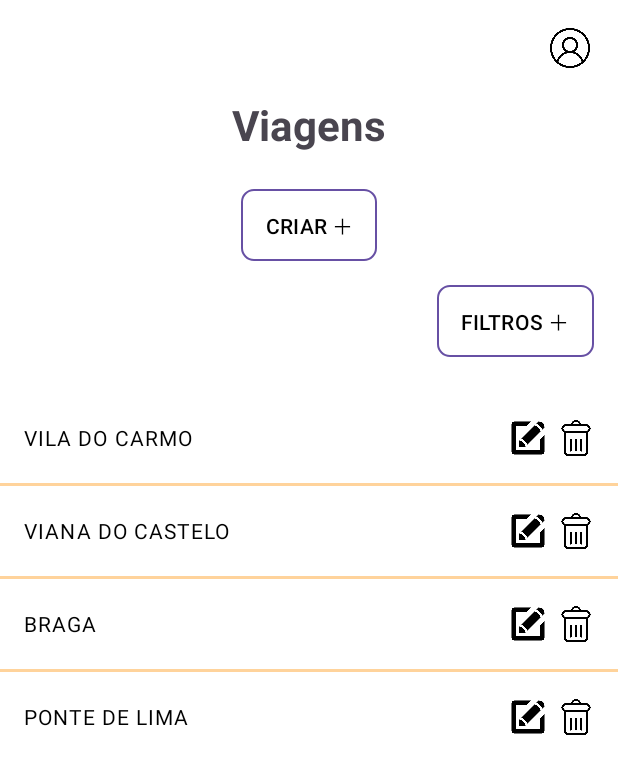
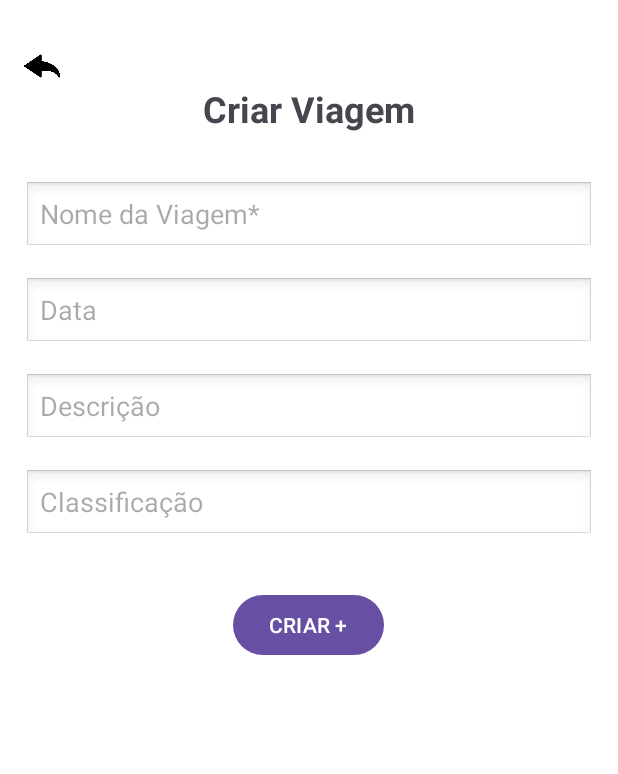
Before and after one commit to t2ne/tripsync, an Android app: the HomeActivity screen opened directly, with no data from a screen before it, after a tap on "CRIAR ＋", on a phone screen of 412 x 824 dp. Shown: the top 774 px of the screen. Run offline under Robolectric (Android 15) with nearby library versions, the phone set to English and light mode, and no system bars.

Commit message:
introslider,registo feito,editar perfil,criar mais fix

```diff
--- /dev/null
+++ b/app/src/main/java/com/example/tripsync/CriarViagemActivity.kt
@@ -0,0 +1,37 @@
+package com.example.tripsync
+
+import android.app.Activity
+import android.content.Intent
+import android.os.Bundle
+import android.widget.*
+import androidx.appcompat.app.AppCompatActivity
+
+class CriarViagemActivity : AppCompatActivity() {
+    override fun onCreate(savedInstanceState: Bundle?) {
+        super.onCreate(savedInstanceState)
+        setContentView(R.layout.activity_criar_viagem)
+
+        val backButton = findViewById<ImageView>(R.id.btnBack)
+        val btnCriarViagem = findViewById<Button>(R.id.btnCriarViagem)
+        val nomeViagemInput = findViewById<EditText>(R.id.etNome)
+
+        // Voltar ao clicar no botão voltar
+        backButton.setOnClickListener {
+            finish()
+        }
+
+        // Enviar nome da viagem para HomeActivity
+        btnCriarViagem.setOnClickListener {
+            val nomeViagem = nomeViagemInput.text.toString()
+
+            if (nomeViagem.isNotBlank()) {
+                val intent = Intent()
+                intent.putExtra("NOVA_VIAGEM", nomeViagem)
+                setResult(Activity.RESULT_OK, intent)
+                finish()
+            } else {
+                nomeViagemInput.error = "Insere o nome da viagem"
+            }
+        }
+    }
+}
--- a/app/src/main/java/com/example/tripsync/HomeActivity.kt
+++ b/app/src/main/java/com/example/tripsync/HomeActivity.kt
@@ -9,7 +9,7 @@ import androidx.appcompat.app.AppCompatActivity
 class HomeActivity : AppCompatActivity() {
 
     private lateinit var viagensListView: ListView
-    private val viagens = listOf("Vila do Carmo", "Viana do Castelo", "Braga", "Ponte de Lima")
+    private val viagens = mutableListOf("Vila do Carmo", "Viana do Castelo", "Braga", "Ponte de Lima")
 
     override fun onCreate(savedInstanceState: Bundle?) {
         super.onCreate(savedInstanceState)
@@ -19,13 +19,32 @@ class HomeActivity : AppCompatActivity() {
         val adapter = ViagemAdapter()
         viagensListView.adapter = adapter
 
+        // Botão CRIAR
         findViewById<Button>(R.id.btnCriar).setOnClickListener {
             Toast.makeText(this, "Criar nova viagem", Toast.LENGTH_SHORT).show()
         }
-
+        // Botão CRIAR
+        findViewById<Button>(R.id.btnCriar).setOnClickListener {
+            Toast.makeText(this, "Criar nova viagem", Toast.LENGTH_SHORT).show()
+        }
+        // Botão FILTROS
         findViewById<Button>(R.id.btnFiltros).setOnClickListener {
             Toast.makeText(this, "Abrir filtros", Toast.LENGTH_SHORT).show()
         }
+
+        // Botão CRIAR abre a CriarViagemActivity
+        findViewById<Button>(R.id.btnCriar).setOnClickListener {
+            val intent = Intent(this, CriarViagemActivity::class.java)
+            startActivity(intent)
+        }
+
+        val profileIcon = findViewById<ImageView>(R.id.profileIcon)
+        profileIcon.setOnClickListener {
+            Toast.makeText(this, "Ícone de perfil clicado!", Toast.LENGTH_SHORT).show()
+            val intent = Intent(this, EditarPerfilActivity::class.java)
+            startActivity(intent)
+        }
+
     }
 
     inner class ViagemAdapter : BaseAdapter() {
--- /dev/null
+++ b/app/src/main/res/layout/activity_criar_viagem.xml
@@ -0,0 +1,75 @@
+<?xml version="1.0" encoding="utf-8"?>
+<RelativeLayout xmlns:android="http://schemas.android.com/apk/res/android"
+    android:layout_width="match_parent"
+    android:layout_height="match_parent"
+    android:padding="16dp"
+    android:background="#FFFFFF">
+
+    <!-- Botão voltar -->
+    <ImageView
+        android:id="@+id/btnBack"
+        android:layout_width="24dp"
+        android:layout_height="24dp"
+        android:layout_marginTop="16dp"
+        android:layout_gravity="start|top"
+        android:contentDescription="Voltar"
+        android:src="@drawable/back" />
+
+    <!-- Título -->
+    <TextView
+        android:id="@+id/titleText"
+        android:layout_width="wrap_content"
+        android:layout_height="wrap_content"
+        android:text="Criar Viagem"
+        android:textSize="24sp"
+        android:textStyle="bold"
+        android:layout_centerHorizontal="true"
+        android:layout_marginTop="40dp" />
+
+    <!-- Campos -->
+    <EditText
+        android:id="@+id/etNome"
+        android:layout_width="match_parent"
+        android:layout_height="wrap_content"
+        android:hint="Nome da Viagem*"
+        android:layout_below="@id/titleText"
+        android:layout_marginTop="32dp"
+        android:background="@android:drawable/edit_text" />
+
+    <EditText
+        android:id="@+id/etData"
+        android:layout_width="match_parent"
+        android:layout_height="wrap_content"
+        android:hint="Data"
+        android:layout_below="@id/etNome"
+        android:layout_marginTop="16dp"
+        android:background="@android:drawable/edit_text" />
+
+    <EditText
+        android:id="@+id/etDescricao"
+        android:layout_width="match_parent"
+        android:layout_height="wrap_content"
+        android:hint="Descrição"
+        android:layout_below="@id/etData"
+        android:layout_marginTop="16dp"
+        android:background="@android:drawable/edit_text" />
+
+    <EditText
+        android:id="@+id/etClassificacao"
+        android:layout_width="match_parent"
+        android:layout_height="wrap_content"
+        android:hint="Classificação"
+        android:layout_below="@id/etDescricao"
+        android:layout_marginTop="16dp"
+        android:background="@android:drawable/edit_text" />
+
+    <!-- Botão CRIAR -->
+    <Button
+        android:id="@+id/btnCriarViagem"
+        android:layout_width="wrap_content"
+        android:layout_height="wrap_content"
+        android:text="CRIAR +"
+        android:layout_centerHorizontal="true"
+        android:layout_below="@id/etClassificacao"
+        android:layout_marginTop="32dp" />
+</RelativeLayout>
--- a/app/src/main/res/layout/activity_home.xml
+++ b/app/src/main/res/layout/activity_home.xml
@@ -1,4 +1,3 @@
-<?xml version="1.0" encoding="utf-8"?>
 <RelativeLayout xmlns:android="http://schemas.android.com/apk/res/android"
     android:layout_width="match_parent"
     android:layout_height="match_parent"
@@ -11,20 +10,24 @@
         android:layout_height="32dp"
         android:layout_alignParentTop="true"
         android:layout_alignParentEnd="true"
-        android:layout_margin="16dp"
+        android:layout_marginEnd="16dp"
+        android:layout_marginTop="48dp"
         android:src="@drawable/perfil"
         android:contentDescription="Perfil" />
 
-    <!-- Título -->
+    <!-- Título Viagens -->
     <TextView
         android:id="@+id/viagensTitle"
         android:layout_width="wrap_content"
         android:layout_height="wrap_content"
-        android:text="Viagens"
+        android:layout_below="@id/profileIcon"
+        android:layout_centerHorizontal="true"
+        android:layout_marginTop="16dp"
+         android:text="Viagens"
         android:textSize="28sp"
-        android:textStyle="bold"
-        android:layout_centerHorizontal="true"
-        android:layout_marginTop="64dp" />
+        android:textStyle="bold" />
+
+    <!-- Botão CRIAR -->
     <Button
         android:id="@+id/btnCriar"
         android:layout_width="wrap_content"
@@ -34,11 +37,12 @@
         android:paddingHorizontal="16dp"
         android:paddingVertical="8dp"
         android:layout_below="@id/viagensTitle"
-        android:layout_marginTop="24dp"
         android:layout_centerHorizontal="true"
         android:background="@drawable/border_button"
-        android:textAllCaps="false" />
+        android:textAllCaps="false"
+        android:layout_marginTop="32dp" />
 
+    <!-- Botão FILTROS -->
     <Button
         android:id="@+id/btnFiltros"
         android:layout_width="wrap_content"
@@ -53,7 +57,6 @@
         android:background="@drawable/border_button"
         android:textAllCaps="false" />
 
-
     <!-- Lista de Viagens -->
     <ListView
         android:id="@+id/viagensListView"
```
Also changed, not shown: app/src/main/AndroidManifest.xml (+8 -0 lines), app/src/main/java/com/example/tripsync/EditarPerfilActivity.kt (added, +35 -0 lines), app/src/main/java/com/example/tripsync/RegisterActivity.kt (+2 -10 lines), app/src/main/res/layout/activity_editar_perfil.xml (added, +61 -0 lines).
